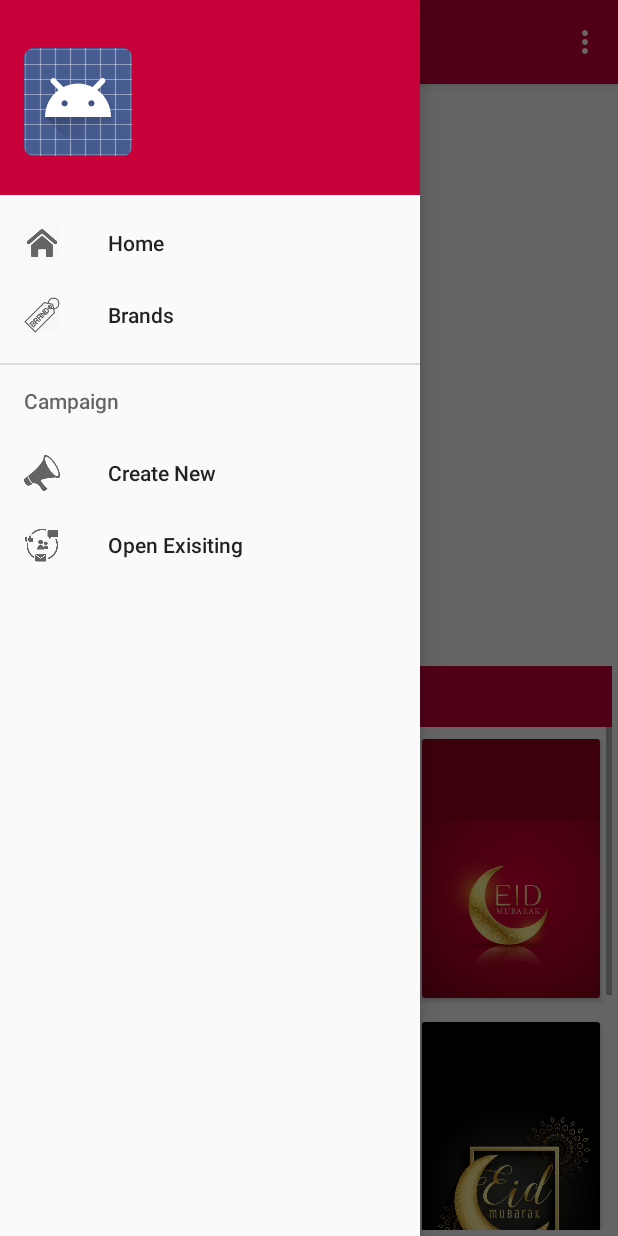
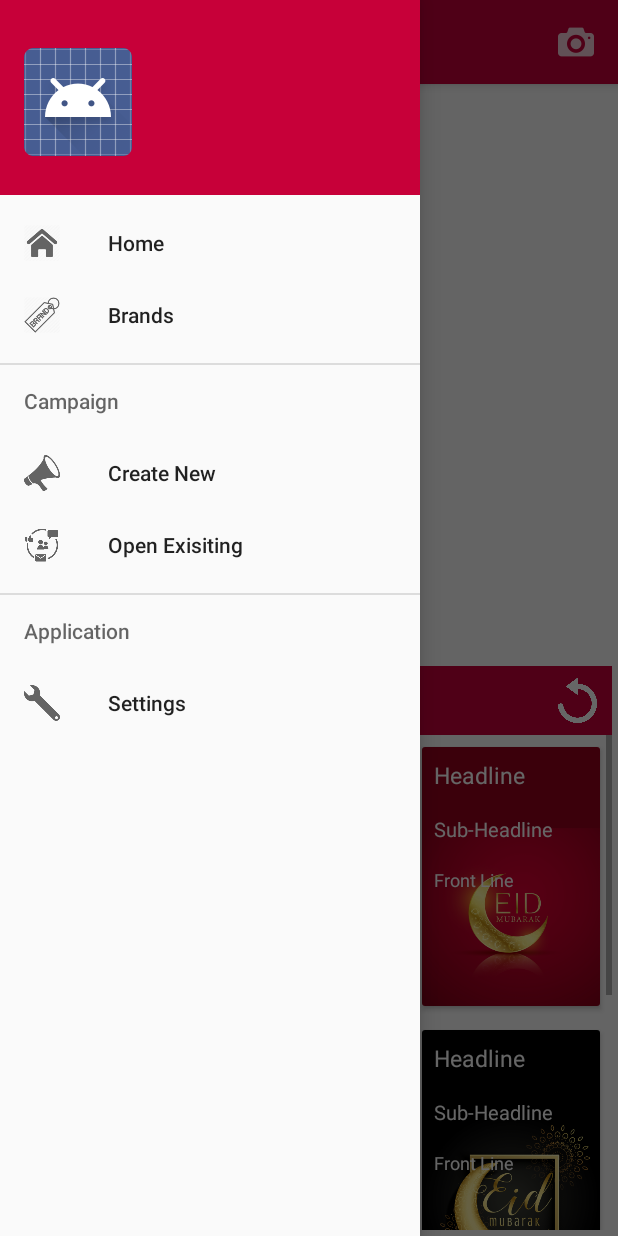
Before and after one commit to muhtadi-akif/ContentCreator, an Android app: the CreateContent screen opened directly, with no data from a screen before it, with the side drawer open, on a phone screen of 412 x 824 dp. Run offline under Robolectric (Android 15) with nearby library versions, the light colour scheme and no system bars; our stand-ins replace Picasso; pictures from the network do not load; Roboto replaces fonts that are not available here.

Commit message:
Create Content

```diff
--- a/app/src/main/java/multiplexer/contentcreator/CreateContent.java
+++ b/app/src/main/java/multiplexer/contentcreator/CreateContent.java
@@ -28,6 +28,8 @@ import android.support.v7.widget.StaggeredGridLayoutManager;
 import android.support.v7.widget.Toolbar;
 import android.view.Menu;
 import android.view.MenuItem;
+import android.view.View;
+import android.widget.ImageButton;
 import android.widget.RelativeLayout;
 import android.widget.Toast;
 
@@ -57,6 +59,7 @@ public class CreateContent extends AppCompatActivity
     Template_adapter template_adapter ;
     SharedPreferences.Editor editor;
     SharedPreferences pref;
+    ImageButton refreshButton;
     @Override
     protected void onCreate(Bundle savedInstanceState) {
         super.onCreate(savedInstanceState);
@@ -78,6 +81,21 @@ public class CreateContent extends AppCompatActivity
         parentLayout = (RelativeLayout) findViewById(R.id.parentLayout);
         recycler_view_gallery = (RecyclerView) findViewById(R.id.gallary_images);
         recyclerView_template = (RecyclerView) findViewById(R.id.templates);
+        refreshButton = (ImageButton) findViewById(R.id.refreshButton);
+        refreshButton.setOnClickListener(new View.OnClickListener() {
+            @Override
+            public void onClick(View v) {
+                if(pref.contains("picUri")){
+                    editor.remove("picUri");
+                    editor.commit();
+                }
+                Toast.makeText(getBaseContext(),"Refreshed",Toast.LENGTH_SHORT).show();
+                Intent i = new Intent(getBaseContext(),CreateContent.class);
+                startActivity(i);
+                finish();
+                overridePendingTransition(0,0);
+            }
+        });
         init();
         checkForPermissions();
 
@@ -350,9 +368,9 @@ public class CreateContent extends AppCompatActivity
         int id = item.getItemId();
 
         //noinspection SimplifiableIfStatement
-        if (id == R.id.action_settings) {
+      /*  if (id == R.id.action_settings) {
             return true;
-        }
+        }*/
 
         return super.onOptionsItemSelected(item);
     }
--- a/app/src/main/java/multiplexer/contentcreator/MainActivity.java
+++ b/app/src/main/java/multiplexer/contentcreator/MainActivity.java
@@ -232,9 +232,9 @@ public class MainActivity extends AppCompatActivity
         int id = item.getItemId();
 
         //noinspection SimplifiableIfStatement
-        if (id == R.id.action_settings) {
+      /*  if (id == R.id.action_settings) {
             return true;
-        }
+        }*/
 
         return super.onOptionsItemSelected(item);
     }
--- a/app/src/main/java/multiplexer/contentcreator/adapter/Template_adapter.java
+++ b/app/src/main/java/multiplexer/contentcreator/adapter/Template_adapter.java
@@ -117,7 +117,7 @@ public class Template_adapter extends RecyclerView.Adapter<Template_adapter.View
             }
         }
 
-        if(position == 0){
+        /*if(position == 0){
             RelativeLayout.LayoutParams headlineParams = (RelativeLayout.LayoutParams) holder.headLine.getLayoutParams();
             RelativeLayout.LayoutParams subHeadlineParams = (RelativeLayout.LayoutParams) holder.subHeadline.getLayoutParams();
             RelativeLayout.LayoutParams frontLineParams = (RelativeLayout.LayoutParams) holder.frontLine.getLayoutParams();
@@ -190,7 +190,7 @@ public class Template_adapter extends RecyclerView.Adapter<Template_adapter.View
             holder.subHeadline.setText(temp.getSubHeadline());
             holder.frontLine.setText(temp.getFrontLine());
         }
-
+*/
         holder.itemView.setOnClickListener(new View.OnClickListener() {
             @Override
             public void onClick(View v) {
--- a/app/src/main/res/layout/recent_photo.xml
+++ b/app/src/main/res/layout/recent_photo.xml
@@ -38,15 +38,32 @@
             android:orientation="vertical"
             android:layout_margin="4dp"
             >
-            <TextView
+
+            <RelativeLayout
                 android:layout_width="match_parent"
                 android:layout_height="wrap_content"
-                android:text="Your suggested templates"
                 android:background="@color/colorPrimary"
-                android:textColor="@android:color/white"
-                android:textSize="18sp"
                 android:padding="8dp"
-                />
+                >
+                <TextView
+                    android:layout_width="match_parent"
+                    android:layout_height="wrap_content"
+                    android:text="Your suggested templates"
+                    android:textColor="@android:color/white"
+                    android:textSize="18sp"
+                    android:layout_centerVertical="true"
+                    />
+
+                <ImageButton
+                    android:id="@+id/refreshButton"
+                    android:background="@drawable/reload"
+                    android:layout_width="30dp"
+                    android:layout_height="30dp"
+                    android:layout_alignParentRight="true"
+                    />
+
+            </RelativeLayout>
+
             <android.support.v7.widget.RecyclerView
                 android:id="@+id/templates"
                 android:layout_width="match_parent"
--- a/app/src/main/res/layout/templates.xml
+++ b/app/src/main/res/layout/templates.xml
@@ -1,14 +1,14 @@
 <?xml version="1.0" encoding="utf-8"?>
 <android.support.v7.widget.CardView
     xmlns:android="http://schemas.android.com/apk/res/android"
-    android:layout_width="match_parent"
+    android:layout_width="wrap_content"
     android:layout_height="wrap_content"
     android:layout_margin="8dp"
     >
 
     <RelativeLayout
         android:id="@+id/parentLayout"
-        android:layout_width="match_parent"
+        android:layout_width="wrap_content"
         android:layout_height="wrap_content">
         <ImageView
             android:id="@+id/backgroundImg"
@@ -24,10 +24,10 @@
             android:layout_width="wrap_content"
             android:layout_height="wrap_content"
             android:textSize="15sp"
-            android:text="Headline One"
+            android:text="Headline"
             android:textColor="@android:color/white"
-            android:layout_centerHorizontal="true"
-            android:layout_marginTop="8dp"
+            android:padding="8dp"
+
             />
 
         <TextView
@@ -35,11 +35,10 @@
             android:layout_width="wrap_content"
             android:layout_height="wrap_content"
             android:textSize="13sp"
-            android:text="Sub-Headline One"
+            android:text="Sub-Headline"
             android:textColor="@android:color/white"
-           android:layout_centerHorizontal="true"
+            android:padding="8dp"
             android:layout_below="@+id/headline"
-            android:layout_marginTop="8dp"
             />
 
         <TextView
@@ -47,11 +46,10 @@
             android:layout_width="wrap_content"
             android:layout_height="wrap_content"
             android:textSize="12sp"
-            android:text="Front Line One"
+            android:text="Front Line"
             android:textColor="@android:color/white"
-            android:layout_centerHorizontal="true"
             android:layout_below="@+id/subHeadline"
-            android:layout_marginTop="8dp"
+            android:padding="8dp"
             />
 
     </RelativeLayout>
--- a/app/src/main/res/menu/activity_main_drawer.xml
+++ b/app/src/main/res/menu/activity_main_drawer.xml
@@ -25,5 +25,12 @@
                 android:title="Open Exisiting" />
         </menu>
     </item>
+    <item android:title="Application">
+        <menu>
+            <item
+                android:icon="@drawable/settings"
+                android:title="Settings" />
 
+        </menu>
+    </item>
 </menu>
--- a/app/src/main/res/menu/main.xml
+++ b/app/src/main/res/menu/main.xml
@@ -2,8 +2,9 @@
 <menu xmlns:android="http://schemas.android.com/apk/res/android"
     xmlns:app="http://schemas.android.com/apk/res-auto">
     <item
-        android:id="@+id/action_settings"
+        android:id="@+id/action_camera"
         android:orderInCategory="100"
-        android:title="@string/action_settings"
-        app:showAsAction="never" />
+        android:icon="@drawable/ic_camera"
+        android:title="Camera"
+        app:showAsAction="always" />
 </menu>
```
Also changed, not shown: app/src/main/res/drawable-hdpi/ic_camera.png (added), app/src/main/res/drawable-mdpi/ic_camera.png (added), app/src/main/res/drawable-xhdpi/ic_camera.png (added), app/src/main/res/drawable-xxhdpi/ic_camera.png (added), app/src/main/res/drawable/reload.png (added), app/src/main/res/drawable/settings.png (added).
